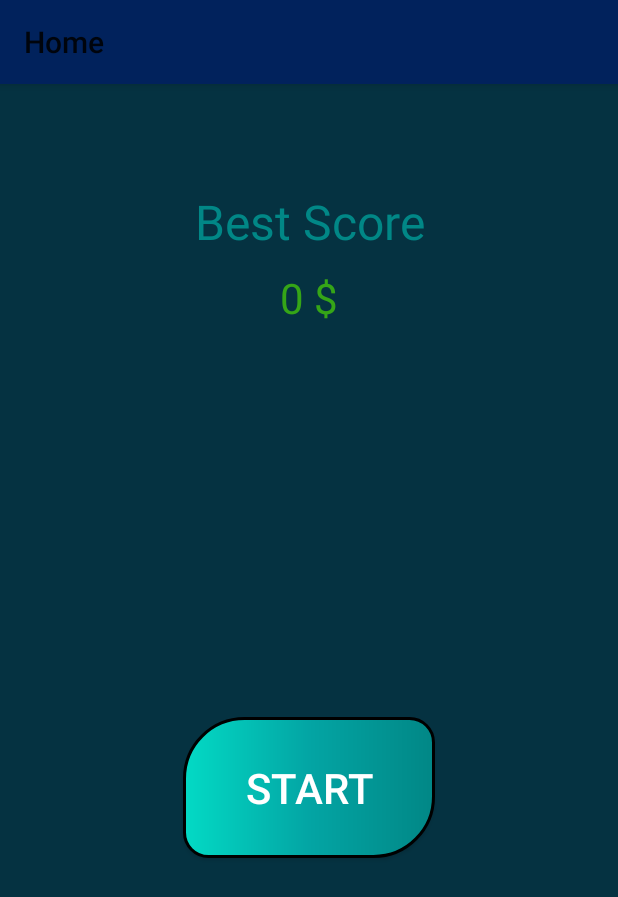
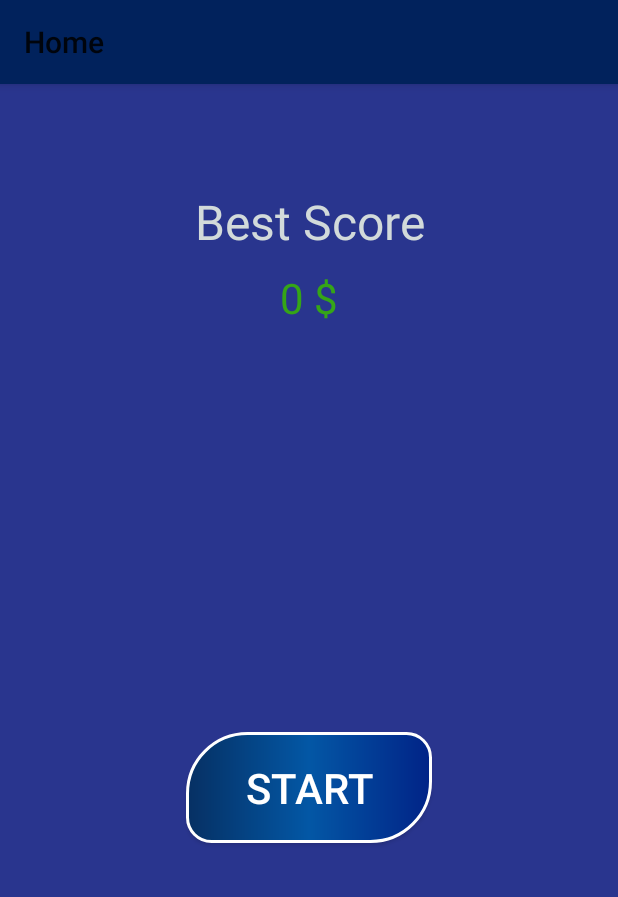
Before and after one commit to Kono12/click, an Android app: the screen it shows after launch (MainActivity), on a phone screen of 412 x 824 dp. Shown: the top 897 px of the screen. Run offline under Robolectric (Android 15) with nearby library versions, the phone set to English and light mode, and no system bars; our stand-ins replace AdMob, navigation-ui; Roboto replaces fonts that are not available here; 1 statement that could not run was skipped.

Commit message:
first version

```diff
--- a/app/build.gradle
+++ b/app/build.gradle
@@ -43,7 +43,11 @@ dependencies {
     implementation 'androidx.constraintlayout:constraintlayout:2.1.4'
     implementation 'androidx.navigation:navigation-fragment-ktx:2.5.2'
     implementation 'androidx.navigation:navigation-ui-ktx:2.5.2'
+    implementation 'com.google.android.gms:play-services-ads-lite:21.2.0'
     testImplementation 'junit:junit:4.13.2'
     androidTestImplementation 'androidx.test.ext:junit:1.1.3'
     androidTestImplementation 'androidx.test.espresso:espresso-core:3.4.0'
+
+    //ads dependencies
+    implementation 'com.google.android.gms:play-services-ads:21.2.0'
 }
--- a/app/src/main/AndroidManifest.xml
+++ b/app/src/main/AndroidManifest.xml
@@ -13,6 +13,11 @@
         android:supportsRtl="true"
         android:theme="@style/Theme.Click"
         tools:targetApi="31">
+
+        <meta-data
+            android:name="com.google.android.gms.ads.APPLICATION_ID"
+            android:value="ca-app-pub-4031659564383807~2855492659"/>
+
         <activity
             android:name=".info"
             android:parentActivityName=".main_package.MainActivity"
--- a/app/src/main/java/com/example/android/click/Constants.kt
+++ b/app/src/main/java/com/example/android/click/Constants.kt
@@ -2,6 +2,9 @@ package com.example.android.click
 
 object Constants {
     var HighScore : Int = 0
-    var score =0
+    var scoree : Int =0
+    var time : Int = 0
+
+
 
 }
--- a/app/src/main/java/com/example/android/click/main_package/Home.kt
+++ b/app/src/main/java/com/example/android/click/main_package/Home.kt
@@ -1,59 +1,85 @@
 package com.example.android.click.main_package
 
 import android.content.Context
-import android.content.Intent
 import android.content.SharedPreferences
 import android.os.Bundle
-import androidx.fragment.app.Fragment
+import android.util.Log
 import android.view.LayoutInflater
 import android.view.View
 import android.view.ViewGroup
-import androidx.fragment.app.activityViewModels
+import androidx.fragment.app.Fragment
 import androidx.navigation.Navigation
 import com.example.android.click.Constants
 import com.example.android.click.R
 import com.example.android.click.databinding.FragmentHomeBinding
+import com.google.android.gms.ads.AdRequest
+import com.google.android.gms.ads.LoadAdError
+import com.google.android.gms.ads.interstitial.InterstitialAd
+import com.google.android.gms.ads.interstitial.InterstitialAdLoadCallback
 import kotlinx.coroutines.GlobalScope
-import kotlinx.coroutines.cancel
 import kotlinx.coroutines.launch
+
 
 class home : Fragment() {
 
+    private var mInterstitialAd: InterstitialAd? = null
+    private var TAG = "Moha"
+
+
     lateinit var sharedPreference: SharedPreferences
-    lateinit var editor : SharedPreferences.Editor
-    val viewModel : MainViewModel by activityViewModels()
+    lateinit var editor: SharedPreferences.Editor
 
-    private lateinit var binding : FragmentHomeBinding
+    private lateinit var binding: FragmentHomeBinding
     override fun onCreateView(
         inflater: LayoutInflater, container: ViewGroup?,
         savedInstanceState: Bundle?
     ): View? {
-        binding=FragmentHomeBinding.inflate(layoutInflater)
+        binding = FragmentHomeBinding.inflate(layoutInflater)
         return binding.root
     }
 
     override fun onViewCreated(view: View, savedInstanceState: Bundle?) {
         super.onViewCreated(view, savedInstanceState)
 
-        sharedPreference = requireActivity().getSharedPreferences(getString(R.string.highscore), Context.MODE_PRIVATE)
+        var adRequest = AdRequest.Builder().build()
+        InterstitialAd.load(requireActivity(), "ca-app-pub-3940256099942544/1033173712", adRequest,
+            object : InterstitialAdLoadCallback() {
+                override fun onAdFailedToLoad(adError: LoadAdError) {
+                    Log.d(TAG, adError?.toString().toString())
+                    mInterstitialAd = null
+                }
+
+                override fun onAdLoaded(interstitialAd: InterstitialAd) {
+                    Log.d(TAG, "Ad was loaded")
+                    mInterstitialAd = interstitialAd
+                }
+            })
+
+
+
+        sharedPreference = requireActivity().getSharedPreferences(
+            getString(R.string.highscore),
+            Context.MODE_PRIVATE
+        )
         editor = sharedPreference.edit()
 
 
-        var score = sharedPreference.getInt("high",0)
-        Constants.HighScore=score
-        var txt=score.toString() + " $"
-       binding.BestScore.text = txt
+        var score = sharedPreference.getInt("high", 0)
+        var txt = score.toString() + " $"
+        binding.BestScore.text = txt
+
         binding.StartTest.setOnClickListener {
             GlobalScope.launch {
-                //todo : click sound
-                this.cancel()
+
             }
-            Navigation.findNavController(requireActivity(), R.id.my_nav_host_fragment).navigate(R.id.action_home2_to_runTest)
+            try {
+                if (mInterstitialAd != null) {
+                //    mInterstitialAd?.show(requireActivity())
+                }
+            } catch (e: Exception) {
+            }
+            Navigation.findNavController(requireActivity(), R.id.my_nav_host_fragment)
+                .navigate(R.id.action_home_to_the_game)
         }
-
-
     }
-
-
-
 }
--- a/app/src/main/java/com/example/android/click/main_package/MainActivity.kt
+++ b/app/src/main/java/com/example/android/click/main_package/MainActivity.kt
@@ -1,18 +1,21 @@
 package com.example.android.click.main_package
 
+import android.os.Bundle
+import android.util.Log
 import androidx.appcompat.app.AppCompatActivity
-import android.os.Bundle
 import androidx.navigation.NavController
 import androidx.navigation.findNavController
 import androidx.navigation.ui.NavigationUI
 import com.example.android.click.R
 
-class MainActivity : AppCompatActivity() {
 
 
+class MainActivity : AppCompatActivity() {
+    lateinit var navController : NavController
     override fun onCreate(savedInstanceState: Bundle?) {
         super.onCreate(savedInstanceState)
         setContentView(R.layout.activity_main)
+        navController = this.findNavController(R.id.my_nav_host_fragment)
 
         val navController = this.findNavController(R.id.my_nav_host_fragment)
         NavigationUI.setupActionBarWithNavController(this, navController)
--- a/app/src/main/res/drawable/start_game_button.xml
+++ b/app/src/main/res/drawable/start_game_button.xml
@@ -2,12 +2,12 @@
 <shape xmlns:android="http://schemas.android.com/apk/res/android">
 
     <gradient
-        android:centerColor="#03A5A4"
-        android:endColor="@color/teal_700"
-        android:startColor="@color/teal_200" />
+        android:centerColor="#0357A5"
+        android:endColor="#012387"
+        android:startColor="#063063" />
     <stroke
         android:width="2dp"
-        android:color="@color/black" />
+        android:color="@color/white" />
     <corners
         android:bottomLeftRadius="16dp"
         android:bottomRightRadius="40dp"
--- a/app/src/main/res/layout/fragment_home.xml
+++ b/app/src/main/res/layout/fragment_home.xml
@@ -4,7 +4,7 @@
     xmlns:tools="http://schemas.android.com/tools"
     android:layout_width="match_parent"
     android:layout_height="match_parent"
-    android:background="#053241"
+    android:background="#29358E"
     tools:context=".main_package.home">
 
     <TextView
@@ -15,7 +15,7 @@
         android:fontFamily="@font/alfa_slab_one"
         android:gravity="center"
         android:text="Best Score"
-        android:textColor="@color/teal_700"
+        android:textColor="#D2DADA"
         android:textSize="32sp"
         app:layout_constraintTop_toTopOf="parent" />
 
@@ -41,7 +41,10 @@
         app:layout_constraintLeft_toLeftOf="parent"
         app:layout_constraintRight_toRightOf="parent"
         android:text="  start  "
-        android:padding="28dp"
+        android:paddingTop="18dp"
+        android:paddingLeft="26dp"
+        android:paddingBottom="18dp"
+        android:paddingRight="26dp"
         android:textColor="@color/white"
         android:textSize="28sp"
         android:background="@drawable/start_game_button"
--- a/app/src/main/res/layout/fragment_run_test.xml
+++ b/app/src/main/res/layout/fragment_run_test.xml
@@ -5,7 +5,7 @@
     android:layout_width="match_parent"
     android:layout_height="match_parent"
     android:background="#002727"
-    tools:context=".main_package.runTest">
+    tools:context=".main_package.the_game">
 
     <ImageView
         android:id="@+id/star"
--- a/app/src/main/res/navigation/nav_graph.xml
+++ b/app/src/main/res/navigation/nav_graph.xml
@@ -11,15 +11,16 @@
         android:label="Home"
         tools:layout="@layout/fragment_home" >
         <action
-            android:id="@+id/action_home2_to_runTest"
-            app:destination="@id/runTest" />
+            android:id="@+id/action_home_to_the_game"
+            app:destination="@id/the_game" />
     </fragment>
     <fragment
-        android:id="@+id/runTest"
-        android:name="com.example.android.click.main_package.runTest"
-        android:label="" >
+        android:id="@+id/the_game"
+        android:name="com.example.android.click.main_package.the_game"
+        android:label="fragment_run_test"
+        tools:layout="@layout/fragment_run_test" >
         <action
-            android:id="@+id/action_runTest_to_home2"
+            android:id="@+id/action_the_game_to_home"
             app:destination="@id/home" />
     </fragment>
 </navigation>
```
Also changed, not shown: app/src/main/java/com/example/android/click/info.kt (+31 -1 lines), app/src/main/java/com/example/android/click/main_package/MainViewModel.kt (deleted, +0 -13 lines), app/src/main/java/com/example/android/click/main_package/runTest.kt (deleted, +0 -171 lines), app/src/main/java/com/example/android/click/main_package/the_game.kt (added, +201 -0 lines), app/src/main/res/layout/activity_info.xml (+69 -0 lines), build.gradle (+9 -0 lines).
